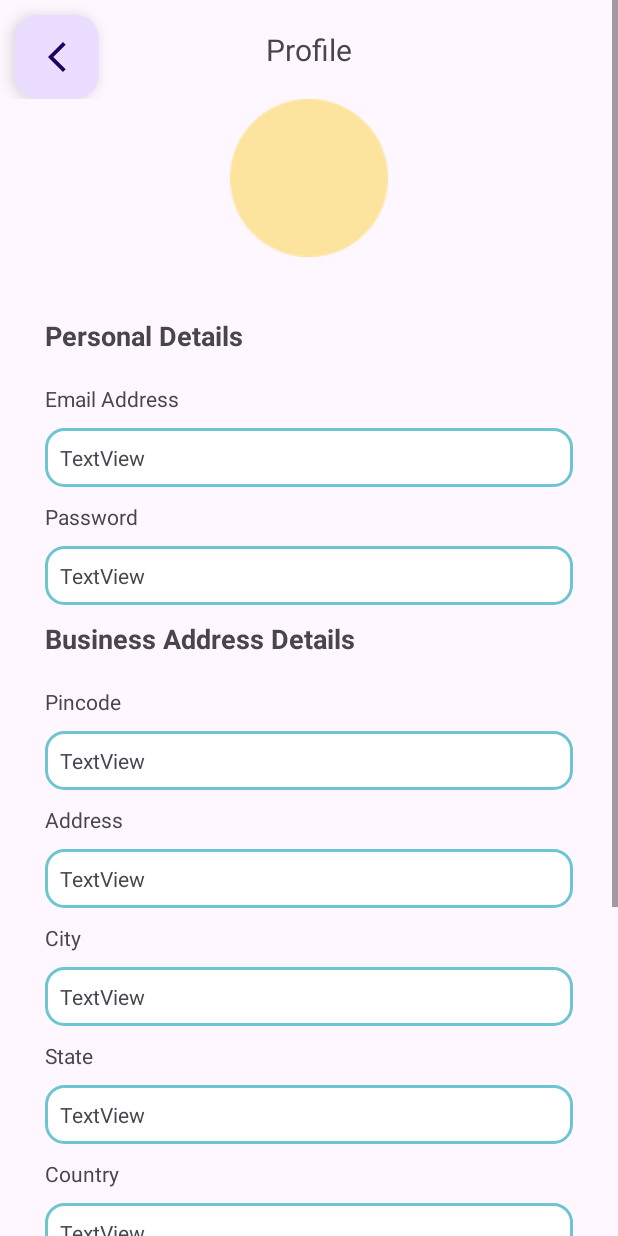
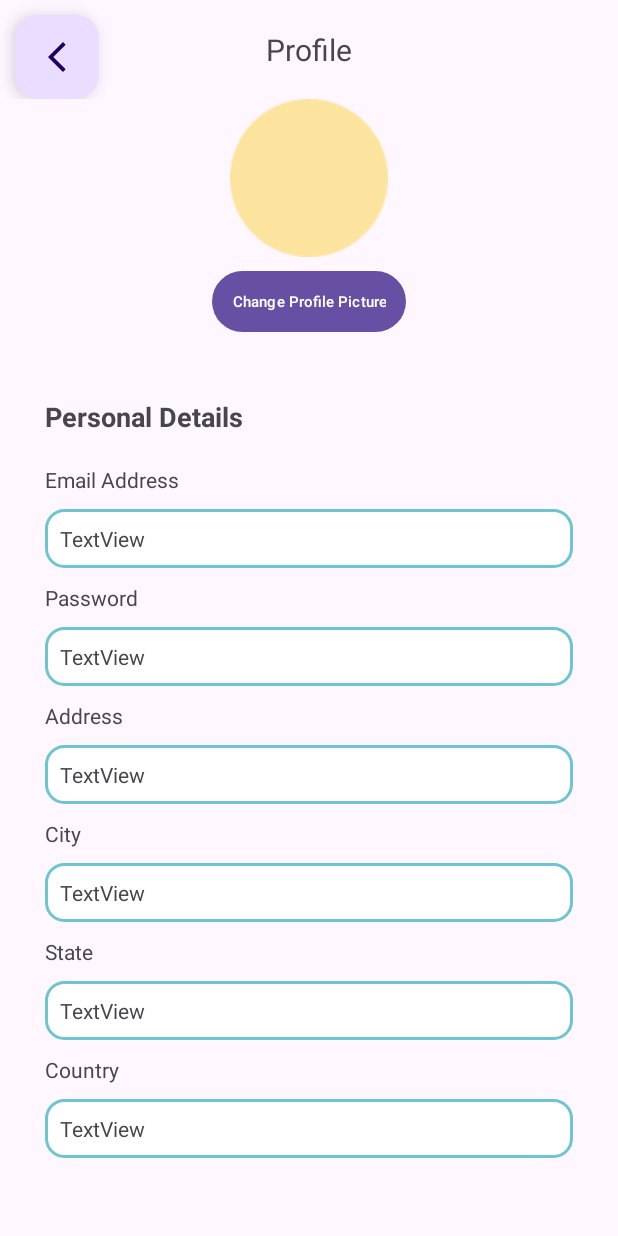
Before and after one commit to notkillua07/speaktoo-bangkit2024, an Android app: the Profile screen opened directly, with no data from a screen before it, on a phone screen of 412 x 824 dp. Run offline under Robolectric (Android 15) with nearby library versions, the light colour scheme and no system bars.

Commit message:
update md

```diff
--- a/speaktoo_md/Speaktoo/app/src/main/java/com/example/speaktoo/pages/Game.kt
+++ b/speaktoo_md/Speaktoo/app/src/main/java/com/example/speaktoo/pages/Game.kt
@@ -238,8 +238,6 @@ class Game : AppCompatActivity() {
                 } else {
                     Toast.makeText(this@Game, "Audio sent successfully", Toast.LENGTH_SHORT).show()
                 }
-
-
             }
 
             override fun onFailure(call: Call<TranscriptionResponse>, t: Throwable) {
--- a/speaktoo_md/Speaktoo/app/src/main/java/com/example/speaktoo/pages/Profile.kt
+++ b/speaktoo_md/Speaktoo/app/src/main/java/com/example/speaktoo/pages/Profile.kt
@@ -1,11 +1,18 @@
 package com.example.speaktoo.pages
 
+import android.graphics.BitmapFactory
+import android.net.Uri
 import android.os.Bundle
+import android.util.Log
+import androidx.activity.result.PickVisualMediaRequest
+import androidx.activity.result.contract.ActivityResultContracts
 import androidx.appcompat.app.AppCompatActivity
 import com.example.speaktoo.databinding.ProfileBinding
+import java.io.File
 
 class Profile : AppCompatActivity() {
     private lateinit var binding: ProfileBinding
+    private var currentImageUri: Uri? = null
 
     override fun onCreate(savedInstanceState: Bundle?) {
         super.onCreate(savedInstanceState)
@@ -16,8 +23,22 @@ class Profile : AppCompatActivity() {
             // Close the current activity
             finish()
         }
+        binding.btnChangePicture.setOnClickListener{startGallery()}
 
     }
+    private fun startGallery() {
+        launcherGallery.launch(PickVisualMediaRequest(ActivityResultContracts.PickVisualMedia.ImageOnly))
+    }
 
-
+    private val launcherGallery = registerForActivityResult(
+        ActivityResultContracts.PickVisualMedia()
+    ) { uri: Uri? ->
+        if (uri != null) {
+            if (uri != null) {
+                currentImageUri = uri
+            } else {
+                Log.d("Photo Picker", "No media selected")
+            }
+        }
+    }
 }
--- a/speaktoo_md/Speaktoo/app/src/main/res/layout/login.xml
+++ b/speaktoo_md/Speaktoo/app/src/main/res/layout/login.xml
@@ -14,7 +14,7 @@
         android:layout_height="wrap_content"
         android:layout_marginStart="24dp"
         android:fontFamily="sans-serif-medium"
-        android:text="Welcome\nBack"
+        android:text="Welcome"
         android:textColor="@color/white"
         android:textSize="36dp"
         app:layout_constraintBottom_toTopOf="@+id/guidelineLevel"
--- a/speaktoo_md/Speaktoo/app/src/main/res/layout/profile.xml
+++ b/speaktoo_md/Speaktoo/app/src/main/res/layout/profile.xml
@@ -52,7 +52,18 @@
                 android:id="@+id/profile_imageView"
                 android:layout_width="match_parent"
                 android:layout_height="wrap_content"
-                app:srcCompat="@drawable/pp" />
+                app:srcCompat="@drawable/pp"/>
+
+            <Button
+                android:id="@+id/btn_change_picture"
+                android:layout_width="wrap_content"
+                android:layout_height="wrap_content"
+                android:contentDescription="@string/changepicture"
+                android:padding="13dp"
+                android:layout_marginTop="5dp"
+                android:text="@string/btn_picture"
+                android:textSize="10sp"
+                android:layout_gravity="center"/>
 
             <androidx.constraintlayout.widget.ConstraintLayout
                 android:layout_width="match_parent"
@@ -115,37 +126,6 @@
 
                         <TextView
                             android:id="@+id/textView2"
-                            android:layout_width="match_parent"
-                            android:layout_height="wrap_content"
-                            android:layout_margin="10dp"
-                            android:text="TextView" />
-                    </FrameLayout>
-
-                    <TextView
-                        android:id="@+id/profile_business_details"
-                        android:layout_width="match_parent"
-                        android:layout_height="wrap_content"
-                        android:paddingTop="10dp"
-                        android:paddingBottom="10dp"
-                        android:text="Business Address Details"
-                        android:textSize="18sp"
-                        android:textStyle="bold" />
-
-                    <TextView
-                        android:id="@+id/profile_pincode"
-                        android:layout_width="match_parent"
-                        android:layout_height="wrap_content"
-                        android:paddingTop="10dp"
-                        android:paddingBottom="10dp"
-                        android:text="Pincode" />
-
-                    <FrameLayout
-                        android:layout_width="match_parent"
-                        android:layout_height="match_parent"
-                        android:background="@drawable/edit_text_background">
-
-                        <TextView
-                            android:id="@+id/textView3"
                             android:layout_width="match_parent"
                             android:layout_height="wrap_content"
                             android:layout_margin="10dp"
@@ -235,79 +215,6 @@
                             android:layout_margin="10dp"
                             android:text="TextView" />
                     </FrameLayout>
-
-                    <TextView
-                        android:id="@+id/profile_bank_details"
-                        android:layout_width="wrap_content"
-                        android:layout_height="wrap_content"
-                        android:paddingTop="10dp"
-                        android:paddingBottom="10dp"
-                        android:text="Bank Account Details"
-                        android:textSize="18sp"
-                        android:textStyle="bold" />
-
-                    <TextView
-                        android:id="@+id/profile_bank_number"
-                        android:layout_width="match_parent"
-                        android:layout_height="wrap_content"
-                        android:paddingTop="10dp"
-                        android:paddingBottom="10dp"
-                        android:text="Bank Account Number" />
-
-                    <FrameLayout
-                        android:layout_width="match_parent"
-                        android:layout_height="40dp"
-                        android:background="@drawable/edit_text_background">
-
-                        <TextView
-                            android:id="@+id/textView8"
-                            android:layout_width="match_parent"
-                            android:layout_height="wrap_content"
-                            android:layout_margin="10dp"
-                            android:text="TextView" />
-                    </FrameLayout>
-
-                    <TextView
-                        android:id="@+id/profile_account_holder"
-                        android:layout_width="match_parent"
-                        android:layout_height="wrap_content"
-                        android:paddingTop="10dp"
-                        android:paddingBottom="10dp"
-                        android:text="Account Holder’s Name" />
-
-                    <FrameLayout
-                        android:layout_width="match_parent"
-                        android:layout_height="match_parent"
-                        android:background="@drawable/edit_text_background">
-
-                        <TextView
-                            android:id="@+id/textView9"
-                            android:layout_width="match_parent"
-                            android:layout_height="wrap_content"
-                            android:layout_margin="10dp"
-                            android:text="TextView" />
-                    </FrameLayout>
-
-                    <TextView
-                        android:id="@+id/profile_ifsc"
-                        android:layout_width="match_parent"
-                        android:layout_height="wrap_content"
-                        android:paddingTop="10dp"
-                        android:paddingBottom="10dp"
-                        android:text="IFSC Code" />
-
-                    <FrameLayout
-                        android:layout_width="match_parent"
-                        android:layout_height="match_parent"
-                        android:background="@drawable/edit_text_background">
-
-                        <TextView
-                            android:id="@+id/textView10"
-                            android:layout_width="match_parent"
-                            android:layout_height="wrap_content"
-                            android:layout_margin="10dp"
-                            android:text="TextView" />
-                    </FrameLayout>
                 </LinearLayout>
 
             </androidx.constraintlayout.widget.ConstraintLayout>
--- a/speaktoo_md/Speaktoo/app/src/main/res/menu/sidemenu.xml
+++ b/speaktoo_md/Speaktoo/app/src/main/res/menu/sidemenu.xml
@@ -7,10 +7,6 @@
             android:title="Profile"
             android:background="@drawable/edit_text_background"/>
         <item
-            android:title="Setting"
-            android:id="@+id/nav_settings"
-            android:background="@drawable/edit_text_background"/>
-        <item
             android:id="@+id/nav_logout"
             android:background="@drawable/edit_text_background"
             android:title="Log out" />
--- a/speaktoo_md/Speaktoo/app/src/main/res/values/strings.xml
+++ b/speaktoo_md/Speaktoo/app/src/main/res/values/strings.xml
@@ -10,4 +10,9 @@
     <string name="welcome_back">Welcome\nBack</string>
     <string name="press_to_output_voice">Press to output voice</string>
     <string name="word">Word</string>
+    <string name="icon_splash">Splash</string>
+    <string name="splash_text">SPEAKTOO</string>
+    <string name="changepicture"></string>
+    <string name="btn_picture">Change Profile Picture</string>
+
 </resources>
```
Also changed, not shown: speaktoo_md/Speaktoo/app/src/main/AndroidManifest.xml (+4 -3 lines), speaktoo_md/Speaktoo/app/src/main/java/com/example/speaktoo/SplashScreen.kt (added, +24 -0 lines), speaktoo_md/Speaktoo/app/src/main/res/layout/activity_splash_screen.xml (added, +33 -0 lines), speaktoo_md/Speaktoo/app/src/main/res/drawable/logo_speaktoo.png (added).
